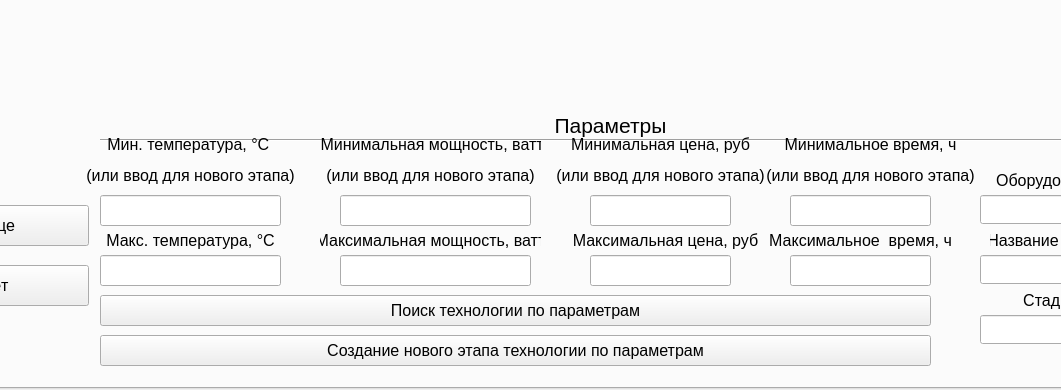
This is Jewelry/technologist.ui in laindash/Jewelry as Qt 5 draws it before an edit; both pictures show x 302 to 1363 and y 422 to 812 of the 1480 by 812 pixel window. The edited form follows.
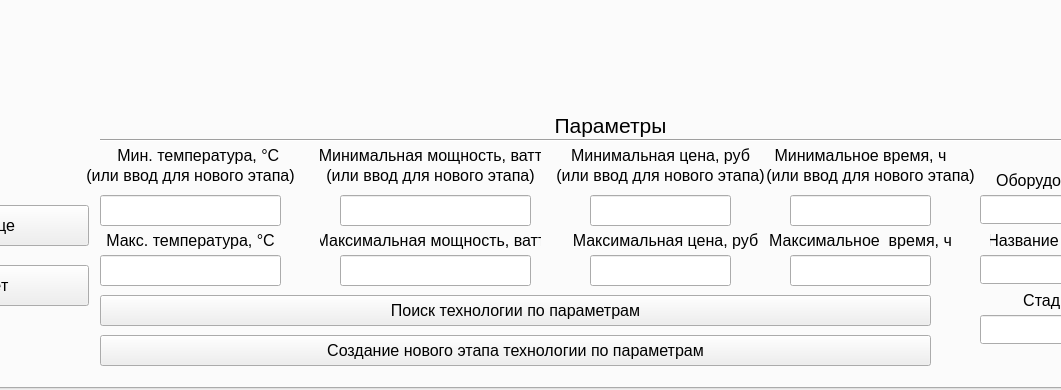
This is the edited form.

Commit message: incorrect button

```diff
--- a/Jewelry/technologist.ui
+++ b/Jewelry/technologist.ui
@@ -930,9 +930,9 @@
      <property name="geometry">
       <rect>
        <x>380</x>
-       <y>530</y>
+       <y>561</y>
        <width>221</width>
-       <height>51</height>
+       <height>20</height>
       </rect>
      </property>
      <property name="font">
@@ -942,7 +942,7 @@
       </font>
      </property>
      <property name="text">
-      <string>&lt;html&gt;&lt;head/&gt;&lt;body&gt;&lt;p&gt;Мин. температура, °C &lt;/p&gt;&lt;p&gt;(или ввод для нового этапа)&lt;/p&gt;&lt;/body&gt;&lt;/html&gt;</string>
+      <string>&lt;html&gt;&lt;head/&gt;&lt;body&gt;&lt;p&gt;(или ввод для нового этапа)&lt;/p&gt;&lt;/body&gt;&lt;/html&gt;</string>
      </property>
      <property name="alignment">
       <set>Qt::AlignmentFlag::AlignCenter</set>
@@ -1174,9 +1174,9 @@
      <property name="geometry">
       <rect>
        <x>620</x>
-       <y>530</y>
+       <y>561</y>
        <width>221</width>
-       <height>51</height>
+       <height>20</height>
       </rect>
      </property>
      <property name="font">
@@ -1186,7 +1186,7 @@
       </font>
      </property>
      <property name="text">
-      <string>&lt;html&gt;&lt;head/&gt;&lt;body&gt;&lt;p&gt;Минимальная мощность, ватт&lt;/p&gt;&lt;p&gt;(или ввод для нового этапа)&lt;/p&gt;&lt;/body&gt;&lt;/html&gt;</string>
+      <string>&lt;html&gt;&lt;head/&gt;&lt;body&gt;&lt;p&gt;(или ввод для нового этапа)&lt;/p&gt;&lt;/body&gt;&lt;/html&gt;</string>
      </property>
      <property name="alignment">
       <set>Qt::AlignmentFlag::AlignCenter</set>
@@ -1196,9 +1196,9 @@
      <property name="geometry">
       <rect>
        <x>850</x>
-       <y>530</y>
+       <y>561</y>
        <width>221</width>
-       <height>51</height>
+       <height>20</height>
       </rect>
      </property>
      <property name="font">
@@ -1208,7 +1208,7 @@
       </font>
      </property>
      <property name="text">
-      <string>&lt;html&gt;&lt;head/&gt;&lt;body&gt;&lt;p&gt;Минимальная цена, руб&lt;/p&gt;&lt;p&gt;(или ввод для нового этапа)&lt;/p&gt;&lt;/body&gt;&lt;/html&gt;</string>
+      <string>&lt;html&gt;&lt;head/&gt;&lt;body&gt;&lt;p&gt;(или ввод для нового этапа)&lt;/p&gt;&lt;/body&gt;&lt;/html&gt;</string>
      </property>
      <property name="alignment">
       <set>Qt::AlignmentFlag::AlignCenter</set>
@@ -1218,9 +1218,9 @@
      <property name="geometry">
       <rect>
        <x>1060</x>
-       <y>530</y>
+       <y>561</y>
        <width>221</width>
-       <height>51</height>
+       <height>20</height>
       </rect>
      </property>
      <property name="font">
@@ -1230,7 +1230,91 @@
       </font>
      </property>
      <property name="text">
-      <string>&lt;html&gt;&lt;head/&gt;&lt;body&gt;&lt;p&gt;Минимальное время, ч&lt;/p&gt;&lt;p&gt;(или ввод для нового этапа)&lt;/p&gt;&lt;/body&gt;&lt;/html&gt;</string>
+      <string>&lt;html&gt;&lt;head/&gt;&lt;body&gt;&lt;p&gt;(или ввод для нового этапа)&lt;/p&gt;&lt;/body&gt;&lt;/html&gt;</string>
+     </property>
+     <property name="alignment">
+      <set>Qt::AlignmentFlag::AlignCenter</set>
+     </property>
+    </widget>
+    <widget class="QLabel" name="label_18">
+     <property name="geometry">
+      <rect>
+       <x>390</x>
+       <y>530</y>
+       <width>221</width>
+       <height>41</height>
+      </rect>
+     </property>
+     <property name="font">
+      <font>
+       <pointsize>12</pointsize>
+      </font>
+     </property>
+     <property name="text">
+      <string>Мин. температура, °C </string>
+     </property>
+     <property name="alignment">
+      <set>Qt::AlignmentFlag::AlignCenter</set>
+     </property>
+    </widget>
+    <widget class="QLabel" name="label_19">
+     <property name="geometry">
+      <rect>
+       <x>620</x>
+       <y>540</y>
+       <width>221</width>
+       <height>21</height>
+      </rect>
+     </property>
+     <property name="font">
+      <font>
+       <pointsize>12</pointsize>
+      </font>
+     </property>
+     <property name="text">
+      <string>Минимальная мощность, ватт</string>
+     </property>
+     <property name="alignment">
+      <set>Qt::AlignmentFlag::AlignCenter</set>
+     </property>
+    </widget>
+    <widget class="QLabel" name="label_20">
+     <property name="geometry">
+      <rect>
+       <x>850</x>
+       <y>540</y>
+       <width>221</width>
+       <height>21</height>
+      </rect>
+     </property>
+     <property name="font">
+      <font>
+       <pointsize>12</pointsize>
+      </font>
+     </property>
+     <property name="text">
+      <string>Минимальная цена, руб</string>
+     </property>
+     <property name="alignment">
+      <set>Qt::AlignmentFlag::AlignCenter</set>
+     </property>
+    </widget>
+    <widget class="QLabel" name="label_21">
+     <property name="geometry">
+      <rect>
+       <x>1050</x>
+       <y>540</y>
+       <width>221</width>
+       <height>21</height>
+      </rect>
+     </property>
+     <property name="font">
+      <font>
+       <pointsize>12</pointsize>
+      </font>
+     </property>
+     <property name="text">
+      <string>Минимальное время, ч</string>
      </property>
      <property name="alignment">
       <set>Qt::AlignmentFlag::AlignCenter</set>
```
The commit also changes 1 other file.
